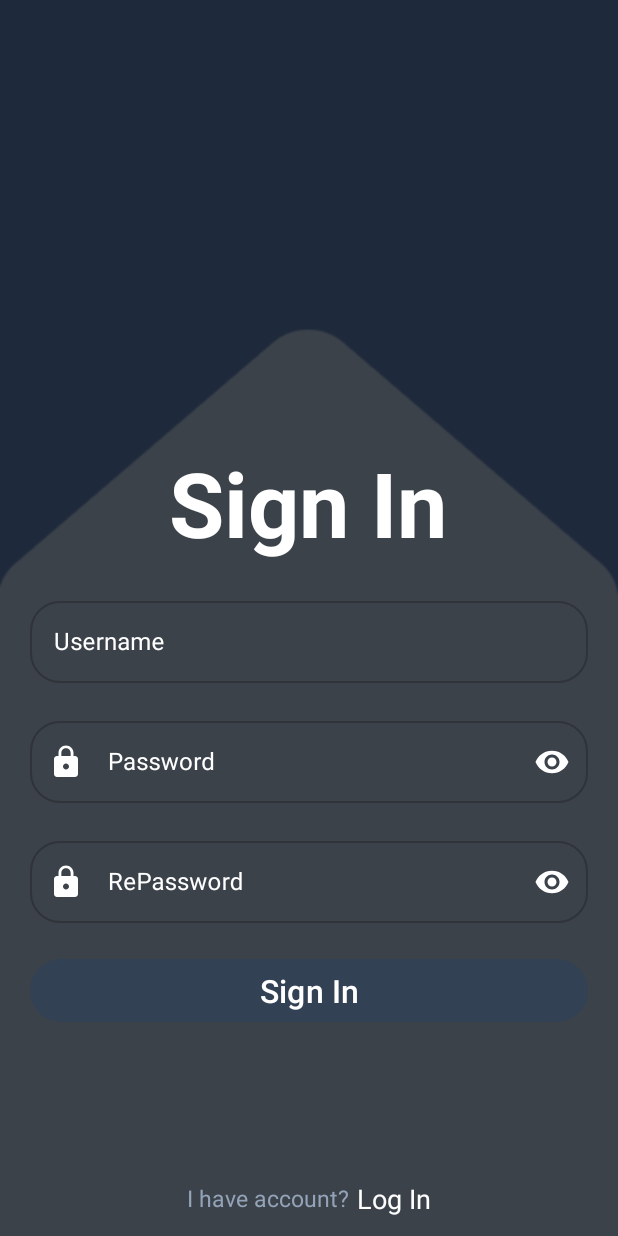
After one commit to cigrcham/Android-Movie-Project, an Android app built with Jetpack Compose: the SignInFragment screen opened through its navigation route, on a phone screen of 412 x 824 dp. The commit adds this screen. Run offline under Robolectric (Android 15) with nearby library versions, the phone set to English and light mode, and no system bars; our stand-ins replace Dagger/Hilt's generated code; network calls fail; 3 statements that could not run were skipped.

Commit message:
Sign Scren

```diff
--- a/app/src/main/java/com/example/androidmoviesproject/ui/view/HomeFragment.kt
+++ b/app/src/main/java/com/example/androidmoviesproject/ui/view/HomeFragment.kt
@@ -232,6 +232,7 @@ class HomeFragment : Fragment(), ItemClicked, OnNavigationItemSelectedListener {
             }
 
             R.id.logout_menu -> {
+                findNavController().navigate(R.id.action_homeFragment_to_loginFragment)
                 true
             }
 
--- /dev/null
+++ b/app/src/main/java/com/example/androidmoviesproject/ui/view/SignInFragment.kt
@@ -0,0 +1,37 @@
+package com.example.androidmoviesproject.ui.view
+
+import android.os.Bundle
+import androidx.fragment.app.Fragment
+import android.view.LayoutInflater
+import android.view.View
+import android.view.ViewGroup
+import androidx.navigation.fragment.findNavController
+import com.example.androidmoviesproject.R
+import com.example.androidmoviesproject.databinding.FragmentSignInBinding
+
+class SignInFragment : Fragment() {
+    private lateinit var binding: FragmentSignInBinding
+    override fun onCreate(savedInstanceState: Bundle?) {
+        super.onCreate(savedInstanceState)
+    }
+
+    override fun onCreateView(
+        inflater: LayoutInflater, container: ViewGroup?,
+        savedInstanceState: Bundle?
+    ): View? {
+        binding = FragmentSignInBinding.inflate(inflater, container, false)
+        return binding.root
+    }
+
+    override fun onViewCreated(view: View, savedInstanceState: Bundle?) {
+        super.onViewCreated(view, savedInstanceState)
+        binding.goToLogin.setOnClickListener {
+            findNavController().navigate(R.id.action_signInFragment_to_loginFragment)
+        }
+        binding.btnSignIn.setOnClickListener {
+            findNavController().navigate(R.id.action_signInFragment_to_loginFragment)
+        }
+    }
+
+
+}
--- /dev/null
+++ b/app/src/main/res/drawable/baseline_lock_24.xml
@@ -0,0 +1,5 @@
+<vector android:height="24dp" android:tint="#FFFFFF"
+    android:viewportHeight="24" android:viewportWidth="24"
+    android:width="24dp" xmlns:android="http://schemas.android.com/apk/res/android">
+    <path android:fillColor="@android:color/white" android:pathData="M18,8h-1L17,6c0,-2.76 -2.24,-5 -5,-5S7,3.24 7,6v2L6,8c-1.1,0 -2,0.9 -2,2v10c0,1.1 0.9,2 2,2h12c1.1,0 2,-0.9 2,-2L20,10c0,-1.1 -0.9,-2 -2,-2zM12,17c-1.1,0 -2,-0.9 -2,-2s0.9,-2 2,-2 2,0.9 2,2 -0.9,2 -2,2zM15.1,8L8.9,8L8.9,6c0,-1.71 1.39,-3.1 3.1,-3.1 1.71,0 3.1,1.39 3.1,3.1v2z"/>
+</vector>
--- a/app/src/main/res/layout/fragment_search_screen.xml
+++ b/app/src/main/res/layout/fragment_search_screen.xml
@@ -46,6 +46,7 @@
 
     <com.google.android.material.textfield.TextInputLayout
         android:id="@+id/layout_input"
+        style="@style/Widget.Material3.TextInputEditText.OutlinedBox"
         android:layout_width="match_parent"
         android:layout_height="wrap_content"
         android:hint="Search"
@@ -55,6 +56,7 @@
         app:boxCornerRadiusTopStart="26dp"
         app:endIconContentDescription="@string/search"
         app:endIconDrawable="@drawable/search"
+        app:endIconMode="clear_text"
         app:hintAnimationEnabled="true"
         app:layout_constraintBottom_toTopOf="@+id/title"
         app:layout_constraintEnd_toEndOf="parent"
@@ -67,9 +69,9 @@
             android:layout_height="50dp"
             android:layout_marginLeft="21dp"
             android:layout_marginRight="21dp"
-            android:paddingTop="10dp"
             android:hint=""
             android:imeOptions="actionDone"
+            android:paddingTop="10dp"
             android:paddingBottom="10dp"
             android:textColor="@color/white"
             android:textColorHint="@color/white"
--- /dev/null
+++ b/app/src/main/res/layout/fragment_sign_in.xml
@@ -0,0 +1,163 @@
+<?xml version="1.0" encoding="utf-8"?>
+<androidx.constraintlayout.widget.ConstraintLayout xmlns:android="http://schemas.android.com/apk/res/android"
+    xmlns:app="http://schemas.android.com/apk/res-auto"
+    xmlns:tools="http://schemas.android.com/tools"
+    android:layout_width="match_parent"
+    android:layout_height="match_parent"
+    android:background="@color/dark_color"
+    tools:context=".ui.view.SignInFragment">
+
+    <ImageView
+        android:id="@+id/imageView"
+        android:layout_width="match_parent"
+        android:layout_height="400dp"
+        android:scaleType="fitXY"
+        android:src="@drawable/sub"
+        app:layout_constraintEnd_toEndOf="parent"
+        app:layout_constraintStart_toStartOf="parent"
+        app:layout_constraintTop_toTopOf="parent" />
+
+    <TextView
+        android:id="@+id/textView"
+        android:layout_width="wrap_content"
+        android:layout_height="wrap_content"
+        android:text="Sign In"
+        android:textColor="@color/white"
+        android:textSize="60sp"
+        android:textStyle="bold"
+        app:layout_constraintBottom_toBottomOf="parent"
+        app:layout_constraintEnd_toEndOf="parent"
+        app:layout_constraintHorizontal_bias="0.498"
+        app:layout_constraintStart_toStartOf="parent"
+        app:layout_constraintTop_toTopOf="parent"
+        app:layout_constraintVertical_bias="0.396" />
+
+    <com.google.android.material.textfield.TextInputLayout
+        android:id="@+id/layout_Account"
+        style="@style/Widget.MaterialComponents.TextInputLayout.OutlinedBox"
+        android:layout_width="match_parent"
+        android:layout_height="60dp"
+        android:layout_margin="20dp"
+        android:gravity="center"
+        android:hint="Username"
+        android:textColorHint="@color/white"
+        app:boxCornerRadiusBottomEnd="20dp"
+        app:boxCornerRadiusBottomStart="20dp"
+        app:boxCornerRadiusTopEnd="20dp"
+        app:boxCornerRadiusTopStart="20dp"
+        app:layout_constraintEnd_toEndOf="parent"
+        app:layout_constraintHorizontal_bias="0.0"
+        app:layout_constraintStart_toStartOf="parent"
+        app:layout_constraintTop_toBottomOf="@+id/textView">
+
+        <com.google.android.material.textfield.TextInputEditText
+            android:id="@+id/input_Account"
+            android:layout_width="match_parent"
+            android:layout_height="match_parent"
+            android:layout_gravity="center"
+            android:textColor="@color/white"
+            android:textSize="16sp" />
+
+    </com.google.android.material.textfield.TextInputLayout>
+
+    <com.google.android.material.textfield.TextInputLayout
+        android:id="@+id/layout_password"
+        style="@style/Widget.MaterialComponents.TextInputLayout.OutlinedBox"
+        android:layout_width="match_parent"
+        android:layout_height="60dp"
+        android:layout_margin="20dp"
+        android:layout_marginTop="100dp"
+        android:hint="Password"
+        android:textColorHint="@color/white"
+        app:boxCornerRadiusBottomEnd="20dp"
+        app:boxCornerRadiusBottomStart="20dp"
+        app:boxCornerRadiusTopEnd="20dp"
+        app:boxCornerRadiusTopStart="20dp"
+        app:endIconMode="password_toggle"
+        app:endIconTint="@color/white"
+        app:hintAnimationEnabled="true"
+        app:layout_constraintEnd_toEndOf="parent"
+        app:layout_constraintStart_toStartOf="parent"
+        app:layout_constraintTop_toBottomOf="@+id/layout_Account"
+        app:startIconDrawable="@drawable/baseline_lock_24"
+        app:startIconTint="@color/white">
+
+        <com.google.android.material.textfield.TextInputEditText
+            android:id="@+id/input_Password"
+            android:layout_width="match_parent"
+            android:layout_height="match_parent"
+            android:inputType="textPassword"
+            android:textColor="@color/white"
+            android:textSize="16sp" />
+    </com.google.android.material.textfield.TextInputLayout>
+
+    <com.google.android.material.textfield.TextInputLayout
+        android:id="@+id/layout_Re_Password"
+        style="@style/Widget.MaterialComponents.TextInputLayout.OutlinedBox"
+        android:layout_width="match_parent"
+        android:layout_height="60dp"
+        android:layout_margin="20dp"
+        android:layout_marginTop="100dp"
+        android:hint="RePassword"
+        android:textColorHint="@color/white"
+        app:boxCornerRadiusBottomEnd="20dp"
+        app:boxCornerRadiusBottomStart="20dp"
+        app:boxCornerRadiusTopEnd="20dp"
+        app:boxCornerRadiusTopStart="20dp"
+        app:endIconMode="password_toggle"
+        app:endIconTint="@color/white"
+        app:hintAnimationEnabled="true"
+        app:layout_constraintEnd_toEndOf="parent"
+        app:layout_constraintStart_toStartOf="parent"
+        app:layout_constraintTop_toBottomOf="@+id/layout_password"
+        app:startIconDrawable="@drawable/baseline_lock_24"
+        app:startIconTint="@color/white">
+
+        <com.google.android.material.textfield.TextInputEditText
+            android:id="@+id/input_Re_Password"
+            android:layout_width="match_parent"
+            android:layout_height="match_parent"
+            android:inputType="textPassword"
+            android:textColor="@color/white"
+            android:textSize="16sp" />
+    </com.google.android.material.textfield.TextInputLayout>
+
+    <Button
+        android:id="@+id/btn_SignIn"
+        android:layout_width="match_parent"
+        android:layout_height="50dp"
+        android:layout_margin="20dp"
+        android:backgroundTint="#334155"
+        android:text="Sign In"
+        android:textAlignment="center"
+        android:textSize="21sp"
+        app:layout_constraintEnd_toEndOf="parent"
+        app:layout_constraintStart_toStartOf="parent"
+        app:layout_constraintTop_toBottomOf="@+id/layout_Re_Password" />
+
+    <LinearLayout
+        android:layout_width="match_parent"
+        android:layout_height="50dp"
+        android:gravity="center"
+        android:orientation="horizontal"
+        app:layout_constraintBottom_toBottomOf="parent">
+
+        <TextView
+            android:layout_width="wrap_content"
+            android:layout_height="match_parent"
+            android:gravity="center"
+            android:text="I have account?"
+            android:textColor="#94A3B8"
+            android:textSize="15sp" />
+
+        <TextView
+            android:id="@+id/go_To_Login"
+            android:layout_width="wrap_content"
+            android:layout_height="match_parent"
+            android:layout_marginLeft="6dp"
+            android:gravity="center"
+            android:text="Log In"
+            android:textColor="#FFFFFF"
+            android:textSize="18sp" />
+    </LinearLayout>
+</androidx.constraintlayout.widget.ConstraintLayout>
--- a/app/src/main/res/navigation/nav_graph.xml
+++ b/app/src/main/res/navigation/nav_graph.xml
@@ -17,6 +17,9 @@
         <action
             android:id="@+id/action_homeFragment_to_findMoveScreen"
             app:destination="@id/findMoveScreen" />
+        <action
+            android:id="@+id/action_homeFragment_to_loginFragment"
+            app:destination="@id/loginFragment" />
     </fragment>
     <fragment
         android:id="@+id/detailScreen"
@@ -53,4 +56,26 @@
             android:id="@+id/action_notificationScreen_to_detailScreen"
             app:destination="@id/detailScreen" />
     </fragment>
+    <fragment
+        android:id="@+id/loginFragment"
+        android:name="com.example.androidmoviesproject.ui.view.LoginFragment"
+        android:label="fragment_login"
+        tools:layout="@layout/fragment_login" >
+        <action
+            android:id="@+id/action_loginFragment_to_signInFragment"
+            app:destination="@id/signInFragment" />
+        <action
+            android:id="@+id/action_loginFragment_to_homeFragment"
+            app:destination="@id/homeFragment" />
+
+    </fragment>
+    <fragment
+        android:id="@+id/signInFragment"
+        android:name="com.example.androidmoviesproject.ui.view.SignInFragment"
+        android:label="fragment_sign_in"
+        tools:layout="@layout/fragment_sign_in" >
+        <action
+            android:id="@+id/action_signInFragment_to_loginFragment"
+            app:destination="@id/loginFragment" />
+    </fragment>
 </navigation>
--- a/app/src/main/res/values/colors.xml
+++ b/app/src/main/res/values/colors.xml
@@ -19,4 +19,5 @@
     <color name="my_app_color_on_surface">#ffffff</color>
     <color name="my_app_color_on_error">#ffffff</color>
     <color name="my_app_color_on_secondary">#ffffff</color>
+    <color name="dark_color">#3B424A</color>
 </resources>
```
Also changed, not shown: app/src/main/java/com/example/androidmoviesproject/ui/view/LoginFragment.kt (added, +36 -0 lines), app/src/main/res/layout/fragment_login.xml (added, +133 -0 lines), app/src/main/res/drawable/sub.png (added).
